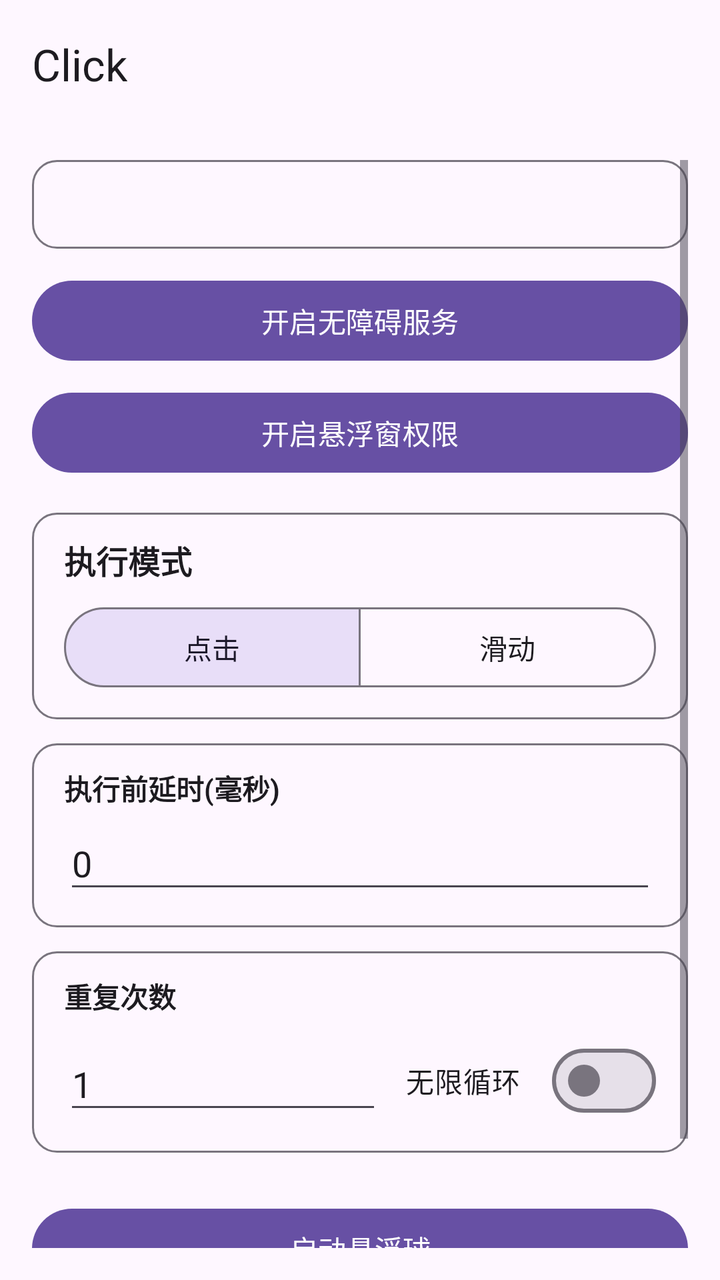
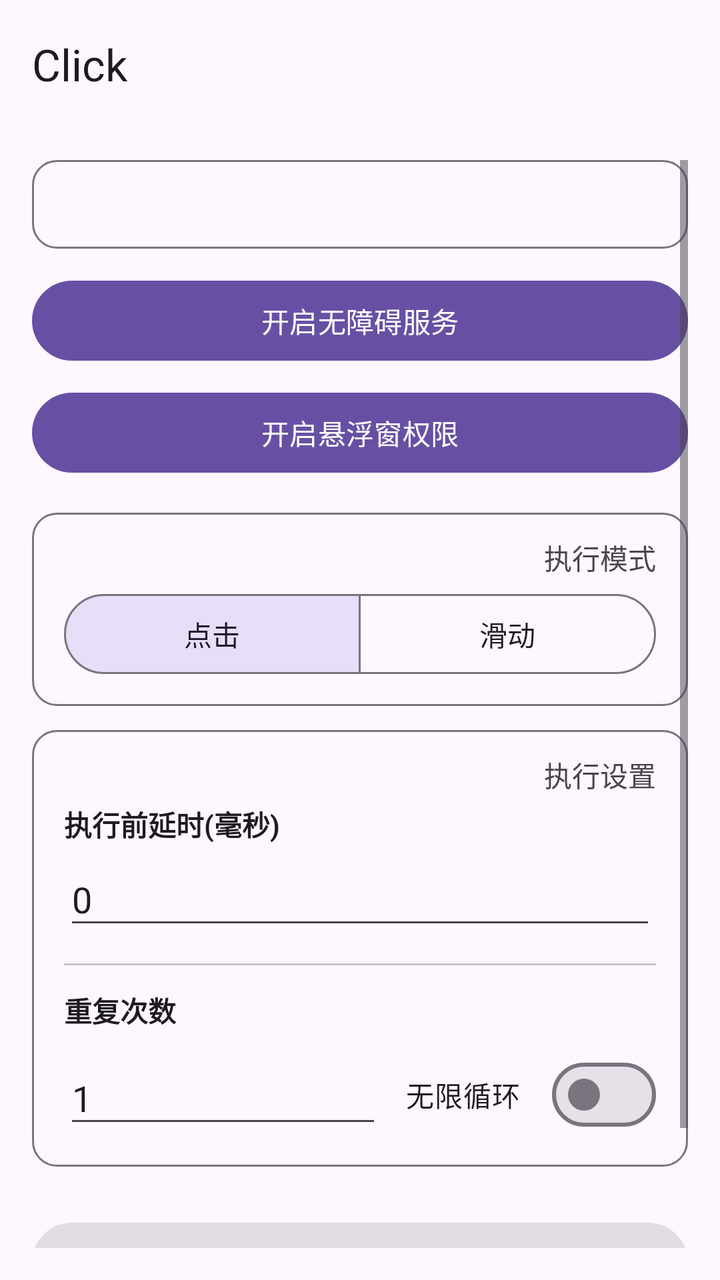

Screens rendered from an Android XML layout before and after an edit, with the pre-edit source and the edit as a unified diff.
<!-- AndroidManifest.xml: activity theme Theme.Click -->
<!-- res/layout/activity_main.xml -->
<?xml version="1.0" encoding="utf-8"?>
<LinearLayout xmlns:android="http://schemas.android.com/apk/res/android"
    xmlns:app="http://schemas.android.com/apk/res-auto"
    android:layout_width="match_parent"
    android:layout_height="match_parent"
    android:orientation="vertical">

    
    <com.google.android.material.appbar.MaterialToolbar
        android:id="@+id/toolbar"
        android:layout_width="match_parent"
        android:layout_height="?attr/actionBarSize"
        android:background="?attr/colorSurface"
        app:title="Click"
        app:titleTextColor="?attr/colorOnSurface" />

    <ScrollView
        android:layout_width="match_parent"
        android:layout_height="0dp"
        android:layout_weight="1"
        android:padding="16dp">

        <LinearLayout
            android:layout_width="match_parent"
            android:layout_height="wrap_content"
            android:orientation="vertical">

            
            <LinearLayout
                android:layout_width="match_parent"
                android:layout_height="wrap_content"
                android:orientation="vertical"
                android:background="@drawable/section_border">

                <TextView
                    android:id="@+id/statusText"
                    android:layout_width="match_parent"
                    android:layout_height="wrap_content"
                    android:gravity="start"
                    android:textSize="15sp"
                    android:textStyle="bold"
                    android:textColor="?attr/colorOnSurface" />
            </LinearLayout>

            <Button
                android:id="@+id/btnEnableService"
                android:layout_width="match_parent"
                android:layout_height="wrap_content"
                android:layout_marginTop="12dp"
                android:text="开启无障碍服务"
                style="@style/Theme.Click.Button" />

            <Button
                android:id="@+id/btnEnableOverlay"
                android:layout_width="match_parent"
                android:layout_height="wrap_content"
                android:layout_marginTop="8dp"
                android:text="开启悬浮窗权限"
                style="@style/Theme.Click.Button" />

            
            <LinearLayout
                android:layout_width="match_parent"
                android:layout_height="wrap_content"
                android:layout_marginTop="16dp"
                android:orientation="vertical"
                android:background="@drawable/section_border">

                
                <TextView
                    android:layout_width="wrap_content"
                    android:layout_height="wrap_content"
                    android:text="执行模式"
                    android:textSize="16sp"
                    android:textStyle="bold"
                    android:textColor="?attr/colorOnSurface" />

                <com.google.android.material.button.MaterialButtonToggleGroup
                    android:id="@+id/toggleGroupMode"
                    android:layout_width="match_parent"
                    android:layout_height="wrap_content"
                    android:layout_marginTop="8dp"
                    app:singleSelection="true"
                    app:selectionRequired="true"
                    app:checkedButton="@id/radioClick">

                    <com.google.android.material.button.MaterialButton
                        android:id="@+id/radioClick"
                        android:layout_width="0dp"
                        android:layout_height="wrap_content"
                        android:layout_weight="1"
                        android:text="点击"
                        style="@style/Widget.Material3.Button.OutlinedButton" />

                    <com.google.android.material.button.MaterialButton
                        android:id="@+id/radioSwipe"
                        android:layout_width="0dp"
                        android:layout_height="wrap_content"
                        android:layout_weight="1"
                        android:text="滑动"
                        style="@style/Widget.Material3.Button.OutlinedButton" />
                </com.google.android.material.button.MaterialButtonToggleGroup>

                
                <LinearLayout
                    android:id="@+id/swipeParams"
                    android:layout_width="match_parent"
                    android:layout_height="wrap_content"
                    android:orientation="vertical"
                    android:visibility="gone"
                    android:layout_marginTop="12dp">

                    <View
                        android:layout_width="match_parent"
                        android:layout_height="1dp"
                        android:background="?attr/colorOutlineVariant" />

                    
                    <TextView
                        android:layout_width="wrap_content"
                        android:layout_height="wrap_content"
                        android:layout_marginTop="12dp"
                        android:text="滑动方式"
                        android:textSize="14sp"
                        android:textStyle="bold"
                        android:textColor="?attr/colorOnSurface" />

                    <com.google.android.material.button.MaterialButtonToggleGroup
                        android:id="@+id/toggleGroupSwipeMethod"
                        android:layout_width="match_parent"
                        android:layout_height="wrap_content"
                        android:layout_marginTop="8dp"
                        app:singleSelection="true"
                        app:selectionRequired="true"
                        app:checkedButton="@id/radioSwipeManual">

                        <com.google.android.material.button.MaterialButton
                            android:id="@+id/radioSwipeManual"
                            android:layout_width="0dp"
                            android:layout_height="wrap_content"
                            android:layout_weight="1"
                            android:text="手动参数"
                            style="@style/Widget.Material3.Button.OutlinedButton" />

                        <com.google.android.material.button.MaterialButton
                            android:id="@+id/radioSwipeGesture"
                            android:layout_width="0dp"
                            android:layout_height="wrap_content"
                            android:layout_weight="1"
                            android:text="手势录制"
                            style="@style/Widget.Material3.Button.OutlinedButton" />
                    </com.google.android.material.button.MaterialButtonToggleGroup>

                    
                    <LinearLayout
                        android:id="@+id/manualSwipeParams"
                        android:layout_width="match_parent"
                        android:layout_height="wrap_content"
                        android:orientation="vertical"
                        android:layout_marginTop="12dp">

                        <TextView
                            android:layout_width="wrap_content"
                            android:layout_height="wrap_content"
                            android:text="起点"
                            android:textSize="13sp"
                            android:textColor="?attr/colorPrimary" />

                        <LinearLayout
                            android:layout_width="match_parent"
                            android:layout_height="wrap_content"
                            android:layout_marginTop="4dp"
                            android:orientation="horizontal">

                            <EditText
                                android:id="@+id/inputSwipeX1"
                                android:layout_width="0dp"
                                android:layout_height="wrap_content"
                                android:layout_weight="1"
                                android:layout_marginEnd="4dp"
                                android:hint="起点 X (横向坐标)"
                                android:inputType="numberDecimal" />

                            <EditText
                                android:id="@+id/inputSwipeY1"
                                android:layout_width="0dp"
                                android:layout_height="wrap_content"
                                android:layout_weight="1"
                                android:layout_marginStart="4dp"
                                android:hint="起点 Y (纵向坐标)"
                                android:inputType="numberDecimal" />
                        </LinearLayout>

                        <TextView
                            android:layout_width="wrap_content"
                            android:layout_height="wrap_content"
                            android:layout_marginTop="8dp"
                            android:text="终点"
                            android:textSize="13sp"
                            android:textColor="?attr/colorPrimary" />

                        <LinearLayout
                            android:layout_width="match_parent"
                            android:layout_height="wrap_content"
                            android:layout_marginTop="4dp"
                            android:orientation="horizontal">

                            <EditText
                                android:id="@+id/inputSwipeX2"
                                android:layout_width="0dp"
                                android:layout_height="wrap_content"
                                android:layout_weight="1"
                                android:layout_marginEnd="4dp"
                                android:hint="终点 X (横向坐标)"
                                android:inputType="numberDecimal" />

                            <EditText
                                android:id="@+id/inputSwipeY2"
                                android:layout_width="0dp"
                                android:layout_height="wrap_content"
                                android:layout_weight="1"
                                android:layout_marginStart="4dp"
                                android:hint="终点 Y (纵向坐标)"
                                android:inputType="numberDecimal" />
                        </LinearLayout>

                        <TextView
                            android:layout_width="wrap_content"
                            android:layout_height="wrap_content"
                            android:layout_marginTop="8dp"
                            android:text="时长"
                            android:textSize="13sp"
                            android:textColor="?attr/colorPrimary" />

                        <EditText
                            android:id="@+id/inputSwipeDuration"
                            android:layout_width="match_parent"
                            android:layout_height="wrap_content"
                            android:layout_marginTop="4dp"
                            android:hint="滑动耗时(毫秒)"
                            android:inputType="number" />
                    </LinearLayout>

                    
                    <LinearLayout
                        android:id="@+id/gestureSwipeSection"
                        android:layout_width="match_parent"
                        android:layout_height="wrap_content"
                        android:orientation="vertical"
                        android:visibility="gone"
                        android:layout_marginTop="12dp">

                        <TextView
                            android:id="@+id/lblRecordedStatus"
                            android:layout_width="wrap_content"
                            android:layout_height="wrap_content"
                            android:text=""
                            android:textSize="13sp"
                            android:textColor="?attr/colorPrimary" />

                        <Button
                            android:id="@+id/btnRecordGesture"
                            android:layout_width="match_parent"
                            android:layout_height="wrap_content"
                            android:layout_marginTop="8dp"
                            android:text="录制手势 (在屏幕上滑动)"
                            style="@style/Theme.Click.Button" />
                    </LinearLayout>
                </LinearLayout>
            </LinearLayout>

            
            <LinearLayout
                android:layout_width="match_parent"
                android:layout_height="wrap_content"
                android:layout_marginTop="12dp"
                android:orientation="vertical"
                android:background="@drawable/section_border">

                <TextView
                    android:layout_width="wrap_content"
                    android:layout_height="wrap_content"
                    android:text="执行前延时(毫秒)"
                    android:textSize="14sp"
                    android:textStyle="bold"
                    android:textColor="?attr/colorOnSurface" />

                <EditText
                    android:id="@+id/inputDelay"
                    android:layout_width="match_parent"
                    android:layout_height="wrap_content"
                    android:layout_marginTop="4dp"
                    android:hint="延时毫秒数"
                    android:inputType="number"
                    android:text="0" />
            </LinearLayout>

            
            <LinearLayout
                android:layout_width="match_parent"
                android:layout_height="wrap_content"
                android:layout_marginTop="12dp"
                android:orientation="vertical"
                android:background="@drawable/section_border">

                <TextView
                    android:layout_width="wrap_content"
                    android:layout_height="wrap_content"
                    android:text="重复次数"
                    android:textSize="14sp"
                    android:textStyle="bold"
                    android:textColor="?attr/colorOnSurface" />

                <LinearLayout
                    android:layout_width="match_parent"
                    android:layout_height="wrap_content"
                    android:layout_marginTop="8dp"
                    android:orientation="horizontal"
                    android:gravity="center_vertical">

                    <EditText
                        android:id="@+id/inputRepeat"
                        android:layout_width="0dp"
                        android:layout_height="wrap_content"
                        android:layout_weight="1"
                        android:hint="次数"
                        android:inputType="number"
                        android:text="1" />

                    <com.google.android.material.materialswitch.MaterialSwitch
                        android:id="@+id/checkInfinite"
                        android:layout_width="wrap_content"
                        android:layout_height="wrap_content"
                        android:layout_marginStart="12dp"
                        android:text="无限循环" />
                </LinearLayout>
            </LinearLayout>

            
            <FrameLayout
                android:layout_width="match_parent"
                android:layout_height="wrap_content"
                android:layout_marginTop="24dp">

                <Button
                    android:id="@+id/btnStartFloating"
                    android:layout_width="match_parent"
                    android:layout_height="wrap_content"
                    android:text="启动悬浮球"
                    android:enabled="false"
                    style="@style/Theme.Click.Button" />

                <View
                    android:id="@+id/btnStartOverlay"
                    android:layout_width="match_parent"
                    android:layout_height="match_parent"
                    android:background="@android:color/transparent"
                    android:clickable="true"
                    android:visibility="gone" />
            </FrameLayout>

            <Button
                android:id="@+id/btnStopFloating"
                android:layout_width="match_parent"
                android:layout_height="wrap_content"
                android:layout_marginTop="8dp"
                android:text="停止悬浮球"
                android:enabled="false"
                style="@style/Theme.Click.Button" />

        </LinearLayout>
    </ScrollView>
</LinearLayout>
<!-- resources referenced by this layout -->
<resources>
  <!-- drawable section_border (drawable) -->
  <?xml version="1.0" encoding="utf-8"?>
  <shape xmlns:android="http://schemas.android.com/apk/res/android"
      android:shape="rectangle">
      <solid android:color="@android:color/transparent" />
      <corners android:radius="12dp" />
      <stroke
          android:width="1dp"
          android:color="@color/md_theme_outline" />
      <padding
          android:left="16dp"
          android:top="12dp"
          android:right="16dp"
          android:bottom="12dp" />
  </shape>
  <style name="Theme.Click.Button" parent="Widget.Material3.Button">
          <item name="backgroundTint">@color/md_theme_primary</item>
          <item name="android:textColor">@color/md_theme_onPrimary</item>
      </style>
  <style name="Theme.Click" parent="Theme.Material3.DayNight.NoActionBar">
          <item name="colorPrimary">@color/md_theme_primary</item>
          <item name="colorOnPrimary">@color/md_theme_onPrimary</item>
          <item name="colorPrimaryContainer">@color/md_theme_primaryContainer</item>
          <item name="colorOnPrimaryContainer">@color/md_theme_onPrimaryContainer</item>
          <item name="colorSecondary">@color/md_theme_secondary</item>
          <item name="colorOnSecondary">@color/md_theme_onSecondary</item>
          <item name="colorSecondaryContainer">@color/md_theme_secondaryContainer</item>
          <item name="colorOnSecondaryContainer">@color/md_theme_onSecondaryContainer</item>
          <item name="android:colorBackground">@color/md_theme_background</item>
          <item name="colorOnBackground">@color/md_theme_onBackground</item>
          <item name="colorSurface">@color/md_theme_surface</item>
          <item name="colorOnSurface">@color/md_theme_onSurface</item>
          <item name="colorSurfaceVariant">@color/md_theme_surfaceVariant</item>
          <item name="colorOnSurfaceVariant">@color/md_theme_onSurfaceVariant</item>
          <item name="colorOutline">@color/md_theme_outline</item>
          <item name="colorOutlineVariant">@color/md_theme_outlineVariant</item>
      </style>
  <color name="md_theme_outline">#79747E</color>
  <color name="md_theme_primary">#6750A4</color>
  <color name="md_theme_onPrimary">#FFFFFF</color>
  <color name="md_theme_primaryContainer">#EADDFF</color>
  <color name="md_theme_onPrimaryContainer">#21005D</color>
  <color name="md_theme_secondary">#625B71</color>
  <color name="md_theme_onSecondary">#FFFFFF</color>
  <color name="md_theme_secondaryContainer">#E8DEF8</color>
  <color name="md_theme_onSecondaryContainer">#1D192B</color>
  <color name="md_theme_background">#FEF7FF</color>
  <color name="md_theme_onBackground">#1D1B20</color>
  <color name="md_theme_surface">#FEF7FF</color>
  <color name="md_theme_onSurface">#1D1B20</color>
  <color name="md_theme_surfaceVariant">#E7E0EC</color>
  <color name="md_theme_onSurfaceVariant">#49454F</color>
  <color name="md_theme_outlineVariant">#CAC4D0</color>
</resources>

<!-- the commit's change to res/layout/activity_main.xml (unified diff, before → after) -->
@@ -47,16 +47,14 @@
                 android:layout_width="match_parent"
                 android:layout_height="wrap_content"
                 android:layout_marginTop="12dp"
-                android:text="开启无障碍服务"
-                style="@style/Theme.Click.Button" />
+                android:text="开启无障碍服务" />
 
             <Button
                 android:id="@+id/btnEnableOverlay"
                 android:layout_width="match_parent"
                 android:layout_height="wrap_content"
                 android:layout_marginTop="8dp"
-                android:text="开启悬浮窗权限"
-                style="@style/Theme.Click.Button" />
+                android:text="开启悬浮窗权限" />
 
             
             <LinearLayout
@@ -71,15 +69,15 @@
                     android:layout_width="wrap_content"
                     android:layout_height="wrap_content"
                     android:text="执行模式"
-                    android:textSize="16sp"
-                    android:textStyle="bold"
-                    android:textColor="?attr/colorOnSurface" />
+                    android:textSize="14sp"
+                    android:textColor="?attr/colorOnSurfaceVariant"
+                    android:layout_gravity="end" />
 
                 <com.google.android.material.button.MaterialButtonToggleGroup
                     android:id="@+id/toggleGroupMode"
                     android:layout_width="match_parent"
                     android:layout_height="wrap_content"
-                    android:layout_marginTop="8dp"
+                    android:layout_marginTop="4dp"
                     app:singleSelection="true"
                     app:selectionRequired="true"
                     app:checkedButton="@id/radioClick">
@@ -263,8 +261,7 @@
                             android:layout_width="match_parent"
                             android:layout_height="wrap_content"
                             android:layout_marginTop="8dp"
-                            android:text="录制手势 (在屏幕上滑动)"
-                            style="@style/Theme.Click.Button" />
+                            android:text="录制手势 (在屏幕上滑动)" />
                     </LinearLayout>
                 </LinearLayout>
             </LinearLayout>
@@ -277,9 +274,20 @@
                 android:orientation="vertical"
                 android:background="@drawable/section_border">
 
+                
                 <TextView
                     android:layout_width="wrap_content"
                     android:layout_height="wrap_content"
+                    android:text="执行设置"
+                    android:textSize="14sp"
+                    android:textColor="?attr/colorOnSurfaceVariant"
+                    android:layout_gravity="end" />
+
+                
+                <TextView
+                    android:layout_width="wrap_content"
+                    android:layout_height="wrap_content"
+                    android:layout_marginTop="4dp"
                     android:text="执行前延时(毫秒)"
                     android:textSize="14sp"
                     android:textStyle="bold"
@@ -293,19 +301,18 @@
                     android:hint="延时毫秒数"
                     android:inputType="number"
                     android:text="0" />
-            </LinearLayout>
-
-            
-            <LinearLayout
-                android:layout_width="match_parent"
-                android:layout_height="wrap_content"
-                android:layout_marginTop="12dp"
-                android:orientation="vertical"
-                android:background="@drawable/section_border">
-
+
+                <View
+                    android:layout_width="match_parent"
+                    android:layout_height="1dp"
+                    android:layout_marginTop="12dp"
+                    android:background="?attr/colorOutlineVariant" />
+
+                
                 <TextView
                     android:layout_width="wrap_content"
                     android:layout_height="wrap_content"
+                    android:layout_marginTop="12dp"
                     android:text="重复次数"
                     android:textSize="14sp"
                     android:textStyle="bold"
@@ -347,8 +354,7 @@
                     android:layout_width="match_parent"
                     android:layout_height="wrap_content"
                     android:text="启动悬浮球"
-                    android:enabled="false"
-                    style="@style/Theme.Click.Button" />
+                    android:enabled="false" />
 
                 <View
                     android:id="@+id/btnStartOverlay"
@@ -365,8 +371,7 @@
                 android:layout_height="wrap_content"
                 android:layout_marginTop="8dp"
                 android:text="停止悬浮球"
-                android:enabled="false"
-                style="@style/Theme.Click.Button" />
+                android:enabled="false" />
 
         </LinearLayout>
     </ScrollView>
<!-- resource entries referenced after the edit -->
@@ -15,10 +15,6 @@
           android:right="16dp"
           android:bottom="12dp" />
   </shape>
-  <style name="Theme.Click.Button" parent="Widget.Material3.Button">
-          <item name="backgroundTint">@color/md_theme_primary</item>
-          <item name="android:textColor">@color/md_theme_onPrimary</item>
-      </style>
   <style name="Theme.Click" parent="Theme.Material3.DayNight.NoActionBar">
           <item name="colorPrimary">@color/md_theme_primary</item>
           <item name="colorOnPrimary">@color/md_theme_onPrimary</item>
@@ -36,6 +32,9 @@
           <item name="colorOnSurfaceVariant">@color/md_theme_onSurfaceVariant</item>
           <item name="colorOutline">@color/md_theme_outline</item>
           <item name="colorOutlineVariant">@color/md_theme_outlineVariant</item>
+          <item name="android:statusBarColor">@color/md_theme_surface</item>
+          <item name="android:navigationBarColor">@color/md_theme_surface</item>
+          <item name="android:windowLightStatusBar">true</item>
       </style>
   <color name="md_theme_outline">#79747E</color>
   <color name="md_theme_primary">#6750A4</color>
